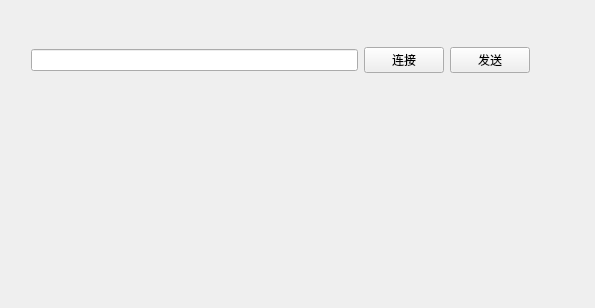
This is businessClient/mainwindow.ui in zx9229/myexe as Qt 5 draws it before an edit. The edited form follows.
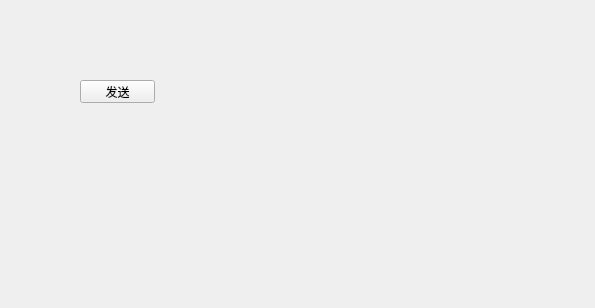
This is the edited form.

What changed in the file:
```diff
--- a/businessClient/mainwindow.ui
+++ b/businessClient/mainwindow.ui
@@ -14,34 +14,18 @@
    <string>MainWindow</string>
   </property>
   <widget class="QWidget" name="centralWidget">
-   <widget class="QWidget" name="horizontalLayoutWidget">
+   <widget class="QPushButton" name="pushButton_send">
     <property name="geometry">
      <rect>
-      <x>20</x>
-      <y>20</y>
-      <width>521</width>
-      <height>80</height>
+      <x>80</x>
+      <y>80</y>
+      <width>75</width>
+      <height>23</height>
      </rect>
     </property>
-    <layout class="QHBoxLayout" name="horizontalLayout">
-     <item>
-      <widget class="QLineEdit" name="lineEdit_url"/>
-     </item>
-     <item>
-      <widget class="QPushButton" name="pushButton_link">
-       <property name="text">
-        <string>连接</string>
-       </property>
-      </widget>
-     </item>
-     <item>
-      <widget class="QPushButton" name="pushButton_send">
-       <property name="text">
-        <string>发送</string>
-       </property>
-      </widget>
-     </item>
-    </layout>
+    <property name="text">
+     <string>发送</string>
+    </property>
    </widget>
   </widget>
  </widget>
```
